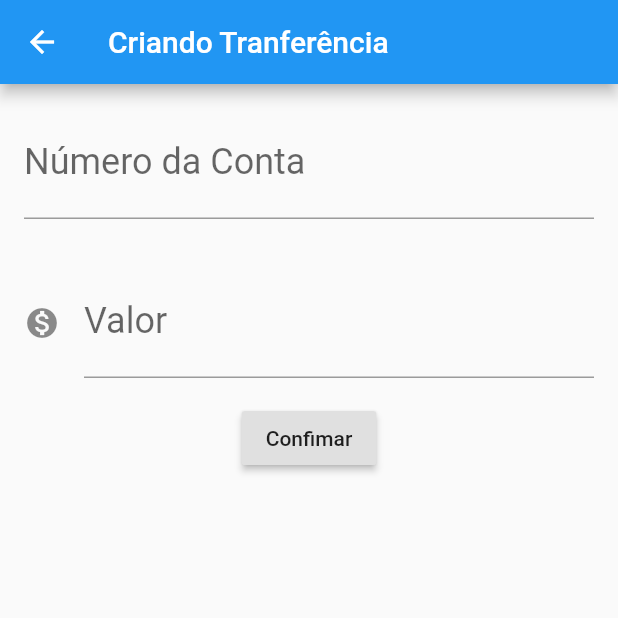
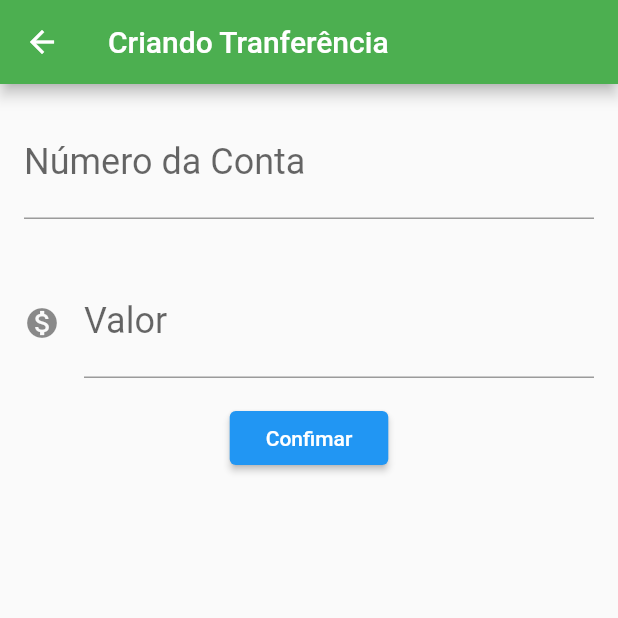
Before and after one commit to AbnerWCR/Aprendendo_Flutter, a Flutter app: the screen it shows after launch, after a tap on the "add" icon, on a phone screen of 412 x 824 dp, the top half of it. Run offline on Flutter 3.47's test engine with Material 2 defaults, Android fonts, the phone set to English and light mode, and no system bars.

Commit message:
Refatoracao do codigo v0.7

```diff
--- a/hello_word/lib/main.dart
+++ b/hello_word/lib/main.dart
@@ -6,16 +6,28 @@ class BytebankApp extends StatelessWidget {
   @override
   Widget build(BuildContext context) {
     return MaterialApp(
-      home: Scaffold(
-        body: ListaTransferencias(),
+      theme: ThemeData(
+        primaryColor: Colors.green[500],
+        accentColor: Colors.blueAccent[120],
+        buttonTheme: ButtonThemeData(
+          buttonColor: Colors.blueAccent[120],
+          textTheme: ButtonTextTheme.primary,
+        )
       ),
+      home: ListaTransferencias(),
     );
   }
 }
 
-class FormularioTransferencia extends StatelessWidget {
+class FormularioTransferencia extends StatefulWidget {
+  @override
+  _FormularioTransferenciaState createState() => _FormularioTransferenciaState();
+}
+
+class _FormularioTransferenciaState extends State<FormularioTransferencia> {
   final TextEditingController _controladorCampoNumeroConta =
       TextEditingController();
+
   final TextEditingController _controladorCampoValor = TextEditingController();
 
   @override
@@ -24,24 +36,27 @@ class FormularioTransferencia extends StatelessWidget {
       appBar: AppBar(
         title: Text('Criando Tranferência'),
       ),
-      body: Column(
+      body: SingleChildScrollView(
+      child: Column(
         children: <Widget>[
           Editor(
               controlador: _controladorCampoNumeroConta,
               rotulo: 'Número da Conta',
-              dica: 'Ex: 0000'),
+              dica: 'Ex: 0000',
+              ),
           Editor(
               controlador: _controladorCampoValor,
               rotulo: 'Valor',
               dica: 'Ex: 0.00',
-              icone: Icons.monetization_on),
+              icone: Icons.monetization_on,
+              ),
           RaisedButton(
             child: Text('Confimar'),
             onPressed: () => _criaTransferencia(context),
           ),
         ],
       ),
-    );
+    ));
   }
 
   void _criaTransferencia(BuildContext context) {
@@ -107,7 +122,8 @@ class ListaTransferenciasState extends State<ListaTransferencias> {
   @override
   Widget build(BuildContext context) {
     return Scaffold(
-      appBar: AppBar(title: Text('Transferências')),
+      appBar: AppBar(
+        title: Text('Transferências')),
       body: ListView.builder(
         itemCount: widget._transferencias.length,
         itemBuilder: (context, indice) {
@@ -123,12 +139,15 @@ class ListaTransferenciasState extends State<ListaTransferencias> {
             return FormularioTransferencia();
           }));
           future.then((transferenciaRecebida) {
+            Future.delayed(Duration(seconds: 0), (){
             debugPrint('chegou no then future');
             debugPrint('$transferenciaRecebida');
             if (transferenciaRecebida != null) {
+              setState(() {
               widget._transferencias.add(transferenciaRecebida);
+              });
             }
-            ;
+            });
           });
         },
       ),
```
Also changed, not shown: hello_word/lib/screens/lista.dart (added, +65 -0 lines), hello_word/lib/components/editor.dart (added), hello_word/lib/models/transferencia.dart (added), hello_word/lib/screens/formulario.dart (added), 1 other file.
